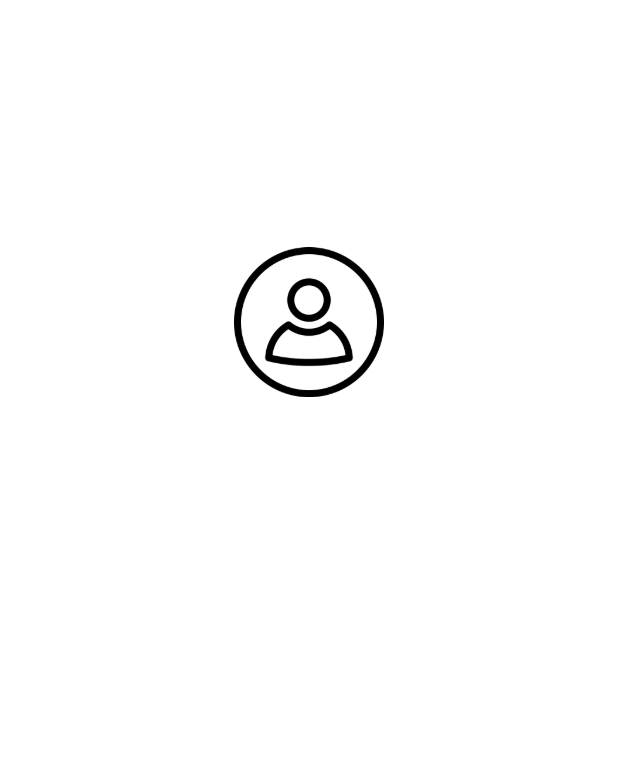
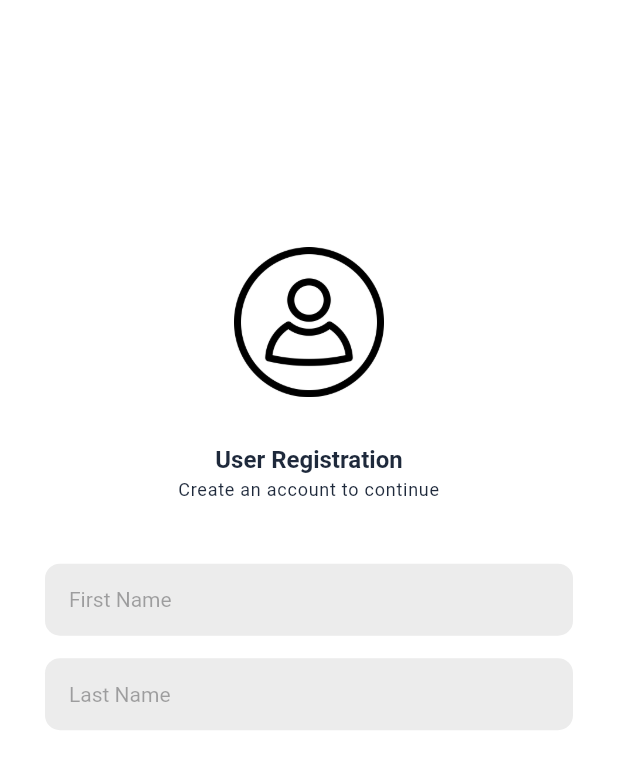
Before and after one commit to bookofiyi/collaborative_library, a Flutter app: the screen it shows after launch, on a phone screen of 412 x 824 dp. Shown: the top 769 px of the screen. Run offline on Flutter 3.47's test engine with Material 2 defaults, Android fonts, the phone set to English and light mode, and no system bars; our stand-ins replace gap, get; Roboto replaces fonts that are missing (SF-Pro-Display-Bold, SF-Pro-Display-Regular).

Commit message:
More updates to sign up page

```diff
--- a/lib/sign_up.dart
+++ b/lib/sign_up.dart
@@ -1,5 +1,7 @@
 import 'package:collab_library/logic/colors.dart';
+import 'package:collab_library/logic/font_family.dart';
 import 'package:collab_library/logic/size_config.dart';
+import 'package:collab_library/widget/customWidgets.dart';
 import 'package:flutter/material.dart';
 import 'package:get/get.dart';
 import 'package:gap/gap.dart';
@@ -13,6 +15,9 @@ class SignUp extends StatefulWidget {
 }
 
 class _SignUpState extends State<SignUp> {
+  final fNameController = TextEditingController();
+  final lNameController = TextEditingController();
+
   @override
   Widget build(BuildContext context) {
     SizeConfig().init(context);
@@ -41,6 +46,124 @@ class _SignUpState extends State<SignUp> {
                     ),
                   ),
                 ),
+                const SizedBox(
+                  height: 30,
+                ),
+                customTitleText(
+                  'User Registration',
+                  spacing: 0,
+                  size: 16,
+                  textAlign: TextAlign.center,
+                  colors: AppColor.normaltextColor,
+                ),
+                customDescriptionText(
+                  'Create an account to continue',
+                  fontSize: 12,
+                  textAlign: TextAlign.center,
+                  colors: AppColor.normaltextColor,
+                ),
+                const SizedBox(
+                  height: 40,
+                ),
+                Column(
+                  children: [
+                    TextFormField(
+                      cursorColor: AppColor.primaryColor,
+                      controller: fNameController,
+                      keyboardType: TextInputType.name,
+                      textInputAction: TextInputAction.done,
+                      decoration: InputDecoration(
+                        isDense: true,
+                        fillColor: Colors.grey[500]!.withOpacity(0.2),
+                        filled: true,
+                        focusColor: AppColor.primaryColor,
+                        enabledBorder: OutlineInputBorder(
+                          borderRadius: BorderRadius.circular(10),
+                          borderSide: BorderSide.none,
+                        ),
+                        focusedBorder: OutlineInputBorder(
+                          borderRadius: BorderRadius.circular(10),
+                          borderSide: BorderSide.none,
+                        ),
+                        border: OutlineInputBorder(
+                          borderRadius: BorderRadius.circular(10),
+                          borderSide: const BorderSide(
+                              color: AppColor.primaryColor, width: 15),
+                        ),
+                        labelText: 'First Name',
+                        labelStyle: Theme.of(context)
+                            .textTheme
+                            .headlineMedium!
+                            .copyWith(
+                                color: AppColor.inputtextColor.withOpacity(0.4),
+                                fontFamily: FontFamily.sfRegular,
+                                fontSize: 14),
+                        hintText: 'Enter first name',
+                        hintStyle: Theme.of(context)
+                            .textTheme
+                            .headlineMedium!
+                            .copyWith(
+                                color: AppColor.inputtextColor.withOpacity(0.4),
+                                fontFamily: FontFamily.sfRegular,
+                                fontSize: 14),
+                      ),
+                      validator: (String? value) {
+                        if (value!.isEmpty) {
+                          return 'Enter your first name';
+                        }
+                        return null;
+                      },
+                    ),
+                    const Gap(15),
+                    TextFormField(
+                      cursorColor: AppColor.primaryColor,
+                      controller: lNameController,
+                      keyboardType: TextInputType.name,
+                      textInputAction: TextInputAction.done,
+                      decoration: InputDecoration(
+                        isDense: true,
+                        fillColor: Colors.grey[500]!.withOpacity(0.2),
+                        filled: true,
+                        focusColor: AppColor.primaryColor,
+                        enabledBorder: OutlineInputBorder(
+                          borderRadius: BorderRadius.circular(10),
+                          borderSide: BorderSide.none,
+                        ),
+                        focusedBorder: OutlineInputBorder(
+                          borderRadius: BorderRadius.circular(10),
+                          borderSide: BorderSide.none,
+                        ),
+                        border: OutlineInputBorder(
+                          borderRadius: BorderRadius.circular(10),
+                          borderSide: const BorderSide(
+                              color: AppColor.primaryColor, width: 15),
+                        ),
+                        labelText: 'Last Name',
+                        labelStyle: Theme.of(context)
+                            .textTheme
+                            .headlineMedium!
+                            .copyWith(
+                                color: AppColor.inputtextColor.withOpacity(0.4),
+                                fontFamily: FontFamily.sfRegular,
+                                fontSize: 14),
+                        hintText: 'Enter last name',
+                        hintStyle: Theme.of(context)
+                            .textTheme
+                            .headlineMedium!
+                            .copyWith(
+                                color: AppColor.inputtextColor.withOpacity(0.4),
+                                fontFamily: FontFamily.sfRegular,
+                                fontSize: 14),
+                      ),
+                      validator: (String? value) {
+                        if (value!.isEmpty) {
+                          return 'Enter your last name';
+                        }
+                        return null;
+                      },
+                    ),
+                  ],
+                )
               ],
             ),
           ),
```
